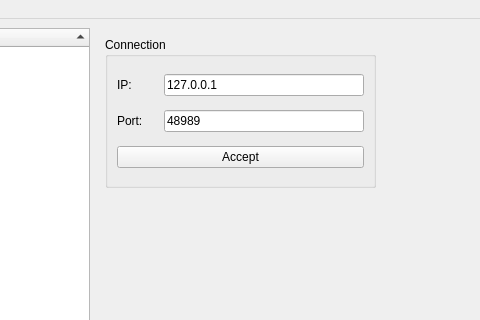
Old version of the form lib/editor/VaKon3DEditor/editorwindow.ui in the repository ValeriiKoniushenko/VaKon3D; both pictures show x 119 to 599 and y 0 to 320 of the 1089 by 697 pixel window.
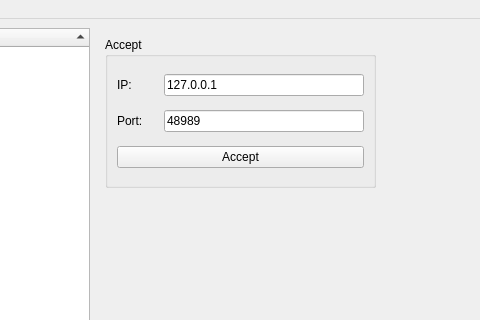
New version of the form. The open tabs and pages were chosen to show the change.

What changed in the file:
```diff
--- a/lib/editor/VaKon3DEditor/editorwindow.ui
+++ b/lib/editor/VaKon3DEditor/editorwindow.ui
@@ -68,7 +68,7 @@
            </rect>
           </property>
           <property name="title">
-           <string>Connection</string>
+           <string>Accept</string>
           </property>
           <layout class="QVBoxLayout" name="verticalLayout_2">
            <item>
```
